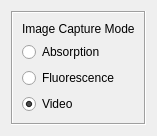
Old version of the form ui_resources/imagecapturemodewidget.ui in the repository jagerber48/jkam_e6.
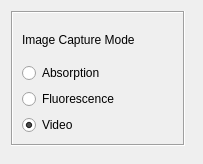
New version of the form.

Patch:
```diff
--- a/ui_resources/imagecapturemodewidget.ui
+++ b/ui_resources/imagecapturemodewidget.ui
@@ -6,8 +6,8 @@
    <rect>
     <x>0</x>
     <y>0</y>
-    <width>147</width>
-    <height>128</height>
+    <width>203</width>
+    <height>164</height>
    </rect>
   </property>
   <property name="windowTitle">
@@ -71,12 +71,6 @@
      <property name="orientation">
       <enum>Qt::Vertical</enum>
      </property>
-     <property name="sizeHint" stdset="0">
-      <size>
-       <width>20</width>
-       <height>40</height>
-      </size>
-     </property>
     </spacer>
    </item>
    <item row="0" column="1">
@@ -84,12 +78,6 @@
      <property name="orientation">
       <enum>Qt::Horizontal</enum>
      </property>
-     <property name="sizeHint" stdset="0">
-      <size>
-       <width>40</width>
-       <height>20</height>
-      </size>
-     </property>
     </spacer>
    </item>
   </layout>
```
